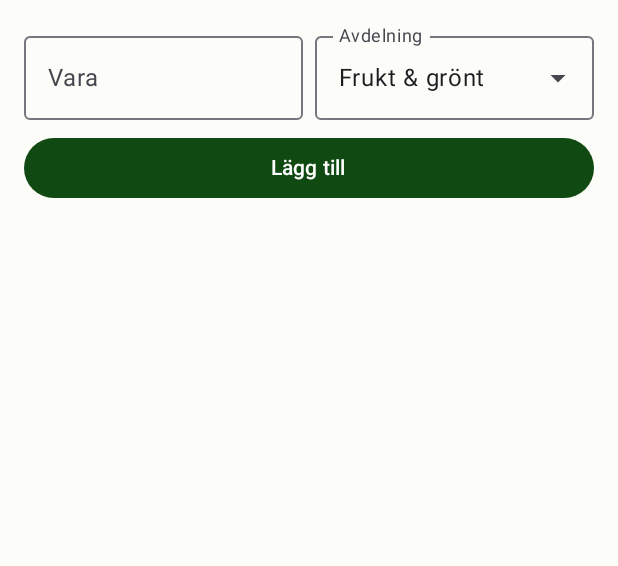
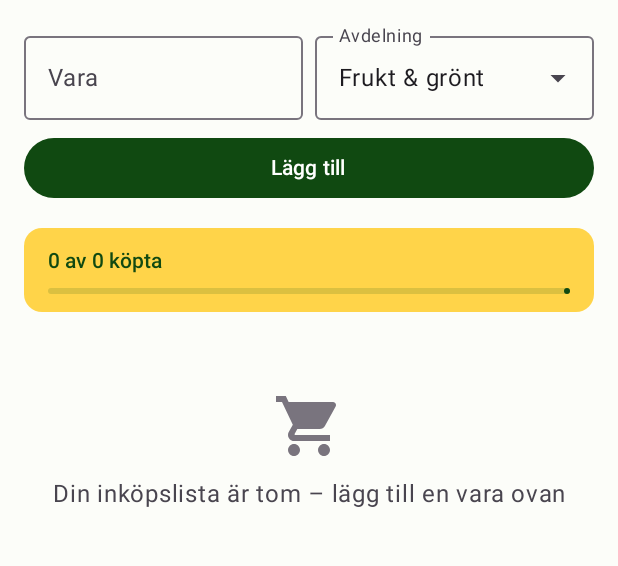
Before and after one commit to angiescoding2/CartNote, an Android app built with Jetpack Compose: the screen it shows after launch (MainActivity), on a phone screen of 412 x 824 dp, the part 96-662 px from its top. Run offline under Robolectric (Android 15) with nearby library versions, the phone set to English and light mode, and no system bars.

Commit message:
Lagt till statistikrad och tomt läge

```diff
--- a/app/src/main/java/com/example/cartnote/MainActivity.kt
+++ b/app/src/main/java/com/example/cartnote/MainActivity.kt
@@ -35,6 +35,10 @@ import androidx.compose.ui.Alignment
 import androidx.compose.ui.text.style.TextDecoration
 // Pennikonen på redigera-knappen
 import androidx.compose.material.icons.filled.Edit
+// Kundvagnsikonen i det tomma läget
+import androidx.compose.material.icons.filled.ShoppingCart
+// För att centrera texten i det tomma läget
+import androidx.compose.ui.text.style.TextAlign
 
 // Startpunkten för appen
 class MainActivity : ComponentActivity() {
@@ -89,6 +93,19 @@ fun CartNoteScreen(viewModel: ShoppingViewModel = viewModel()) {
             AddItemSection(onAdd = { name, section -> viewModel.addItem(name, section) })
 
             Spacer(Modifier.height(16.dp))
+
+            // Statistikrad: visas alltid, även "0 av 0 köpta"
+            StatsRow(
+                bought = viewModel.items.count { it.isBought },
+                total = viewModel.items.size
+            )
+
+            Spacer(Modifier.height(12.dp))
+
+            // Tomt läge: bara när det inte finns några varor
+            if (viewModel.items.isEmpty()) {
+                EmptyState()
+            }
 
             // Den rullande listan med varor (blir snyggare i steg 6)
             LazyColumn(
@@ -306,3 +323,55 @@ fun EditItemDialog(
         }
     )
 }
+
+// Statistikrad: hur många varor som är köpta, med en förloppsindikator
+@Composable
+fun StatsRow(bought: Int, total: Int) {
+    Card(
+        colors = CardDefaults.cardColors(
+            containerColor = MaterialTheme.colorScheme.primaryContainer,
+            contentColor = MaterialTheme.colorScheme.onPrimaryContainer
+        ),
+        modifier = Modifier.fillMaxWidth()
+    ) {
+        Column(modifier = Modifier.padding(horizontal = 16.dp, vertical = 12.dp)) {
+            Text(
+                text = "$bought av $total köpta",
+                style = MaterialTheme.typography.titleSmall
+            )
+            Spacer(Modifier.height(8.dp))
+            // Andel köpta från 0 till 1. Om listan är tom blir det 0, så vi slipper dela med noll.
+            LinearProgressIndicator(
+                progress = { if (total == 0) 0f else bought.toFloat() / total },
+                color = MaterialTheme.colorScheme.primary,
+                trackColor = MaterialTheme.colorScheme.primary.copy(alpha = 0.15f),
+                modifier = Modifier.fillMaxWidth()
+            )
+        }
+    }
+}
+
+// Visas när inköpslistan är tom
+@Composable
+fun EmptyState() {
+    Column(
+        horizontalAlignment = Alignment.CenterHorizontally,
+        modifier = Modifier
+            .fillMaxWidth()
+            .padding(vertical = 40.dp)
+    ) {
+        Icon(
+            Icons.Default.ShoppingCart,
+            contentDescription = null,
+            tint = MaterialTheme.colorScheme.outline,
+            modifier = Modifier.size(48.dp)
+        )
+        Spacer(Modifier.height(12.dp))
+        Text(
+            text = "Din inköpslista är tom – lägg till en vara ovan",
+            style = MaterialTheme.typography.bodyLarge,
+            color = MaterialTheme.colorScheme.onSurfaceVariant,
+            textAlign = TextAlign.Center
+        )
+    }
+}
```
